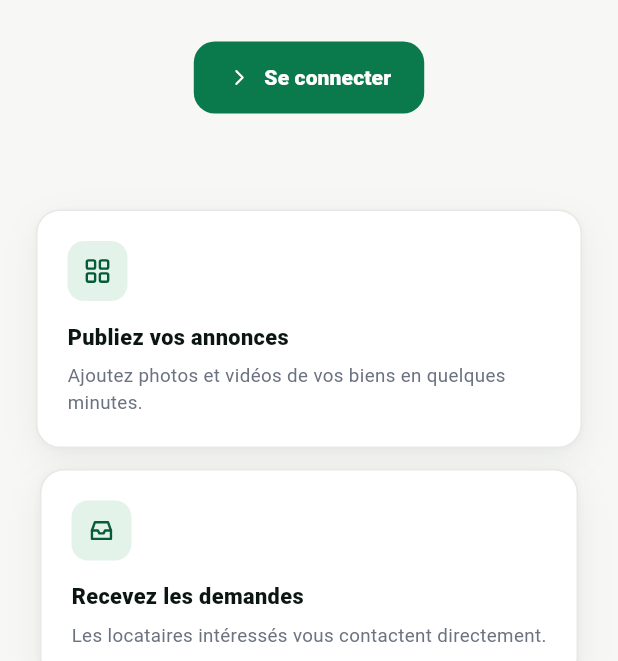
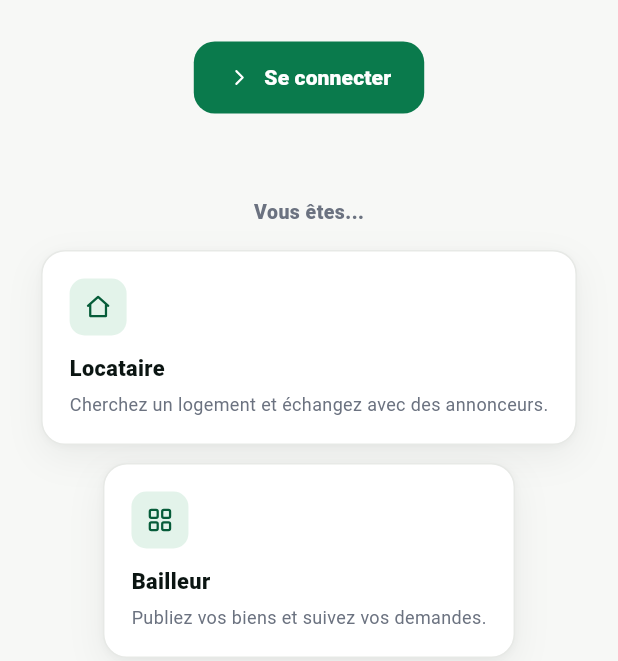
Before and after one commit to ndzanatsanga2/Bailconnect, a Flutter app: the WebLandingScreen screen opened directly, on a phone screen of 412 x 824 dp, the part 575-1236 px from its top. Run offline on Flutter 3.47's test engine with Material 3 defaults, Android fonts, the phone set to English and light mode, and no system bars; our stand-ins replace flutter_secure_storage, flutter_svg, image_picker, video_player; accounts and stored records are empty; network calls fail.

Commit message:
feat(web): choix de role sur la landing (client / bailleur / admin)
Ajoute une section « Vous etes... » sur la landing web avec une carte par
role. Bailleur et Administrateur ouvrent la connexion web dediee (meme
formulaire partage, routeAfterAuth s'occupe deja de la bonne destination
apres connexion). Locataire n'ouvre aucun formulaire : affiche un panneau
inline rappelant que l'espace client est mobile uniquement, sans navigation
ni ecran de connexion inutile pour un role qui n'a pas d'acces web.

Co-Authored-By: Claude Sonnet 5 <noreply@anthropic.com>
Claude-Session: https://claude.ai/code/session_01MjtqJ9trfx1keeX7HTgfuN

```diff
--- a/frontend/lib/screens/web/web_landing_screen.dart
+++ b/frontend/lib/screens/web/web_landing_screen.dart
@@ -39,8 +39,12 @@ class WebLandingScreen extends StatefulWidget {
   State<WebLandingScreen> createState() => _WebLandingScreenState();
 }
 
+const kClientMobileOnlyMessage =
+    "L'espace locataire se trouve sur l'application mobile Bailconnect — recherchez et contactez des annonceurs depuis votre téléphone.";
+
 class _WebLandingScreenState extends State<WebLandingScreen> {
   final _authRepository = AuthRepository(ApiClient());
+  bool _showClientNotice = false;
 
   @override
   void initState() {
@@ -85,6 +89,8 @@ class _WebLandingScreenState extends State<WebLandingScreen> {
                     _topBar(),
                     const SizedBox(height: 56),
                     _hero(context),
+                    const SizedBox(height: 56),
+                    _roleChoice(context),
                     const SizedBox(height: 64),
                     _featureGrid(context),
                     const SizedBox(height: 40),
@@ -166,6 +172,143 @@ class _WebLandingScreenState extends State<WebLandingScreen> {
     );
   }
 
+  void _selectRole(String role) {
+    if (role == 'client') {
+      setState(() => _showClientNotice = true);
+      return;
+    }
+    setState(() => _showClientNotice = false);
+    _openLogin();
+  }
+
+  Widget _roleChoice(BuildContext context) {
+    final narrow = MediaQuery.of(context).size.width < 760;
+    const roles = [
+      ('client', 'home', 'Locataire', 'Cherchez un logement et échangez avec des annonceurs.'),
+      ('bailleur', 'grid', 'Bailleur', 'Publiez vos biens et suivez vos demandes.'),
+      ('admin', 'settings', 'Administrateur', 'Modérez les annonces et gérez la plateforme.'),
+    ];
+    final cards = [for (final r in roles) _roleCard(r)];
+    return Column(
+      crossAxisAlignment: CrossAxisAlignment.center,
+      children: [
+        const Text(
+          'Vous êtes...',
+          style: TextStyle(
+            fontSize: 13,
+            fontWeight: FontWeight.w800,
+            color: AppColors.sub,
+            letterSpacing: 0.3,
+          ),
+        ),
+        const SizedBox(height: 16),
+        narrow
+            ? Column(
+                children: [
+                  for (final card in cards) ...[
+                    card,
+                    const SizedBox(height: 12),
+                  ],
+                ],
+              )
+            : Row(
+                mainAxisAlignment: MainAxisAlignment.center,
+                children: [
+                  for (var i = 0; i < cards.length; i++) ...[
+                    Expanded(child: cards[i]),
+                    if (i != cards.length - 1) const SizedBox(width: 16),
+                  ],
+                ],
+              ),
+        if (_showClientNotice) ...[
+          const SizedBox(height: 16),
+          _clientNoticePanel(),
+        ],
+      ],
+    );
+  }
+
+  Widget _roleCard((String, String, String, String) role) {
+    final (id, icon, title, description) = role;
+    final active = id == 'client' && _showClientNotice;
+    return InkWell(
+      onTap: () => _selectRole(id),
+      borderRadius: BorderRadius.circular(16),
+      child: Container(
+        padding: const EdgeInsets.all(18),
+        decoration: BoxDecoration(
+          color: AppColors.paper,
+          border: Border.all(
+            color: active ? AppColors.amber : AppColors.line,
+            width: active ? 1.5 : 1,
+          ),
+          borderRadius: BorderRadius.circular(16),
+          boxShadow: AppColors.cardShadow,
+        ),
+        child: Column(
+          crossAxisAlignment: CrossAxisAlignment.start,
+          children: [
+            Container(
+              width: 38,
+              height: 38,
+              decoration: BoxDecoration(
+                color: AppColors.greenLight,
+                borderRadius: BorderRadius.circular(10),
+              ),
+              child: Center(
+                child: BcIcon(icon, size: 18, color: AppColors.greenDark),
+              ),
+            ),
+            const SizedBox(height: 12),
+            Text(
+              title,
+              style: const TextStyle(
+                fontSize: 14.5,
+                fontWeight: FontWeight.w800,
+                color: AppColors.ink,
+              ),
+            ),
+            const SizedBox(height: 4),
+            Text(
+              description,
+              style: const TextStyle(
+                fontSize: 12,
+                color: AppColors.sub,
+                height: 1.4,
+              ),
+            ),
+          ],
+        ),
+      ),
+    );
+  }
+
+  Widget _clientNoticePanel() {
+    return Container(
+      padding: const EdgeInsets.all(16),
+      decoration: BoxDecoration(
+        color: AppColors.amberLight,
+        borderRadius: BorderRadius.circular(14),
+      ),
+      child: Row(
+        children: [
+          const BcIcon('phone', size: 18, color: AppColors.amber),
+          const SizedBox(width: 12),
+          Expanded(
+            child: Text(
+              kClientMobileOnlyMessage,
+              style: const TextStyle(
+                fontSize: 12.5,
+                color: AppColors.ink,
+                height: 1.4,
+              ),
+            ),
+          ),
+        ],
+      ),
+    );
+  }
+
   Widget _featureGrid(BuildContext context) {
     final narrow = MediaQuery.of(context).size.width < 760;
     final cards = [for (final f in _features) _featureCard(f)];
```
Also changed, not shown: 2 other files.
